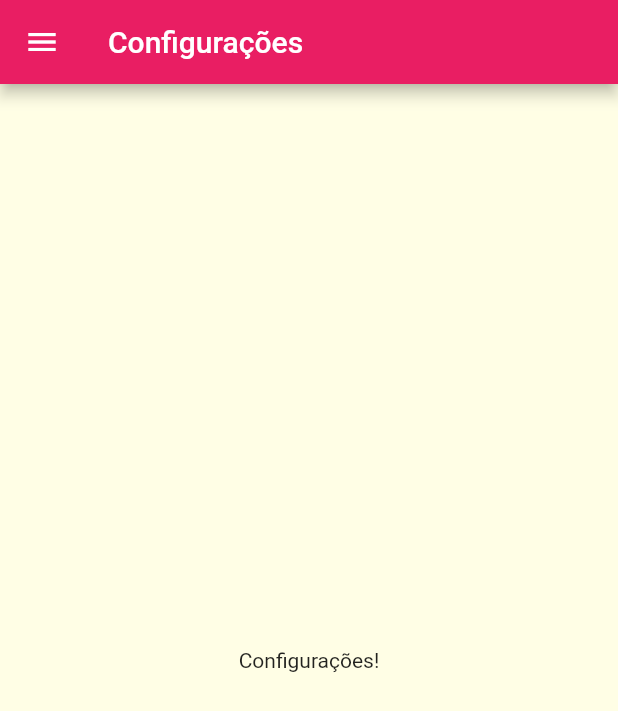
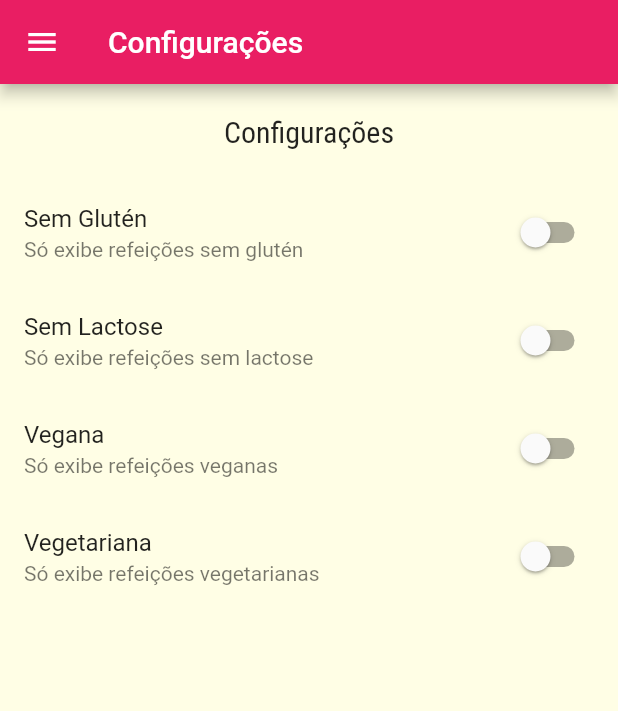
Before and after one commit to hgtpcastro/cod3r-flutter, a Flutter app: the SettingsScreen screen opened by its route, on a phone screen of 412 x 824 dp. Shown: the top 711 px of the screen. Run offline on Flutter 3.47's test engine with Material 2 defaults, Android fonts, the phone set to English and light mode, and no system bars; Roboto replaces fonts that are missing (Releway).

Commit message:
192 - Tela de configurações

```diff
--- /dev/null
+++ b/meals/lib/models/settings.dart
@@ -0,0 +1,13 @@
+class Settings {
+  bool isGlutenFree;
+  bool isLactoseFree;
+  bool isVegan;
+  bool isVegetarian;
+
+  Settings({
+    this.isGlutenFree = false,
+    this.isLactoseFree = false,
+    this.isVegan = false,
+    this.isVegetarian = false,
+  });
+}
--- a/meals/lib/screens/settings_screen.dart
+++ b/meals/lib/screens/settings_screen.dart
@@ -1,8 +1,30 @@
 import 'package:flutter/material.dart';
 
 import 'package:meals/components/main_drawer.dart';
+import 'package:meals/models/settings.dart';
 
-class SettingsScreen extends StatelessWidget {
+class SettingsScreen extends StatefulWidget {
+  @override
+  _SettingsScreenState createState() => _SettingsScreenState();
+}
+
+class _SettingsScreenState extends State<SettingsScreen> {
+  var settings = Settings();
+
+  Widget _createSwitch({
+    String title,
+    String subTitle,
+    bool value,
+    Function onChanged,
+  }) {
+    return SwitchListTile(
+      title: Text(title),
+      subtitle: Text(subTitle),
+      value: value,
+      onChanged: onChanged,
+    );
+  }
+
   @override
   Widget build(BuildContext context) {
     return Scaffold(
@@ -10,8 +32,50 @@ class SettingsScreen extends StatelessWidget {
         title: Text('Configurações'),
       ),
       drawer: MainDrawer(),
-      body: Center(
-        child: Text('Configurações!'),
+      body: Column(
+        children: [
+          Container(
+            padding: EdgeInsets.all(20),
+            child: Text(
+              'Configurações',
+              style: Theme.of(context).textTheme.headline6,
+            ),
+          ),
+          Expanded(
+            child: ListView(
+              children: [
+                _createSwitch(
+                  title: 'Sem Glutén',
+                  subTitle: 'Só exibe refeições sem glutén',
+                  value: settings.isGlutenFree,
+                  onChanged: (value) =>
+                      setState(() => settings.isGlutenFree = value),
+                ),
+                _createSwitch(
+                  title: 'Sem Lactose',
+                  subTitle: 'Só exibe refeições sem lactose',
+                  value: settings.isLactoseFree,
+                  onChanged: (value) =>
+                      setState(() => settings.isLactoseFree = value),
+                ),
+                _createSwitch(
+                  title: 'Vegana',
+                  subTitle: 'Só exibe refeições veganas',
+                  value: settings.isVegan,
+                  onChanged: (value) =>
+                      setState(() => settings.isVegan = value),
+                ),
+                _createSwitch(
+                  title: 'Vegetariana',
+                  subTitle: 'Só exibe refeições vegetarianas',
+                  value: settings.isVegetarian,
+                  onChanged: (value) =>
+                      setState(() => settings.isVegetarian = value),
+                )
+              ],
+            ),
+          )
+        ],
       ),
     );
   }
```
